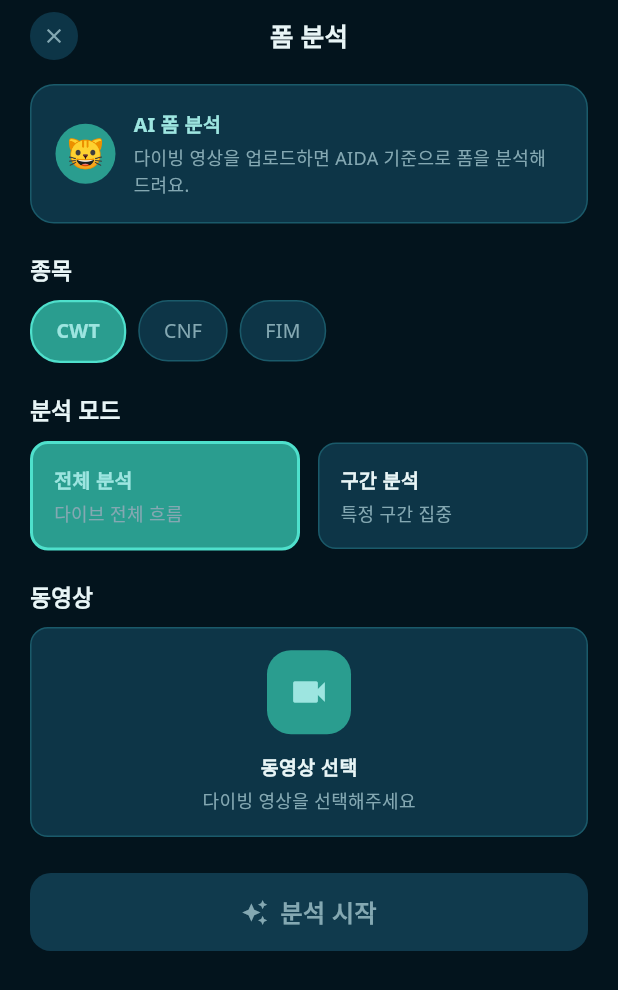
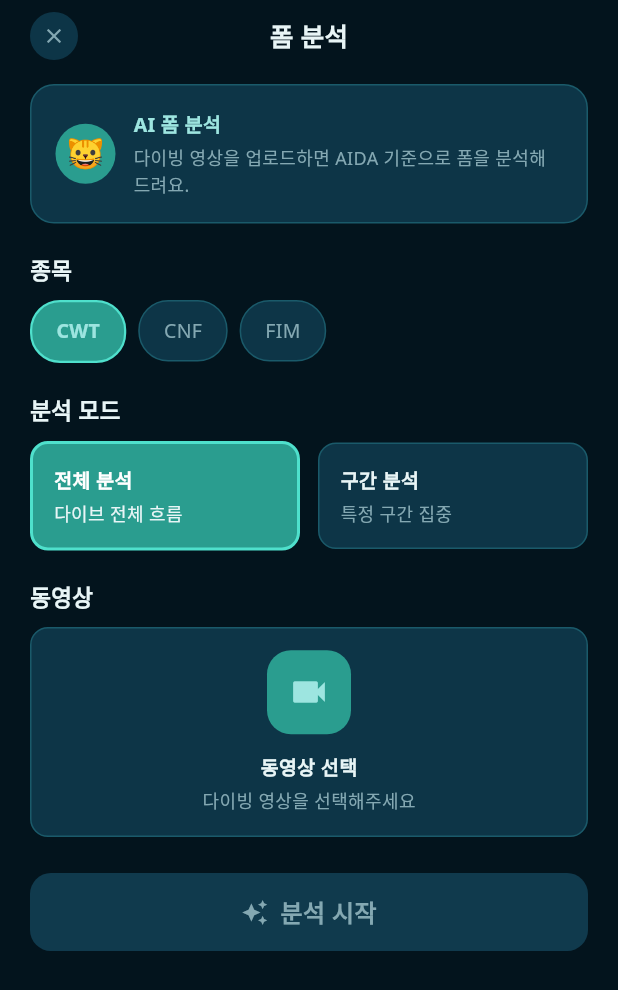
Before and after one commit to elain2/freedive_coach_app, a Flutter app: the screen it shows after launch, item 3 of the bottom bar chosen, after a tap on "영상 업로드", on a phone screen of 412 x 824 dp. Shown: the top 990 px of the screen. Run offline on Flutter 3.47's test engine with Material 3 defaults, Android fonts, the phone set to English and light mode, and no system bars; our stand-ins replace audioplayers, flutter_dotenv, google_fonts, image_picker, shared_preferences, sqflite and 2 more; missing offline and left inert: video_thumbnail; accounts and stored records are empty.

Commit message:
fix: UI 개선 및 앱 이름 변경
- 앱 이름: Dive Coach Cat → 다이빙캣
- 새 로그 버튼 하단 위치 조정
- 로그 타임라인 선 제거
- 영상 업로드 버튼 전체 너비로 변경
- 분석 모드 버튼 선택 시 텍스트 가독성 개선
- 앱 아이콘 업데이트

Co-Authored-By: Claude Opus 4.5 <noreply@anthropic.com>

```diff
--- a/freedive_coach/lib/main.dart
+++ b/freedive_coach/lib/main.dart
@@ -29,7 +29,7 @@ class FreeDiveCoachApp extends StatelessWidget {
   @override
   Widget build(BuildContext context) {
     return MaterialApp(
-      title: 'Dive Coach Cat',
+      title: '다이빙캣',
       debugShowCheckedModeBanner: false,
       theme: AppTheme.darkTheme,
       home: const MainScreen(),
--- a/freedive_coach/lib/screens/analysis_setup_screen.dart
+++ b/freedive_coach/lib/screens/analysis_setup_screen.dart
@@ -335,13 +335,15 @@ class _AnalysisSetupScreenState extends State<AnalysisSetupScreen> {
               label,
               style: AppTextStyles.bodySmall.copyWith(
                 fontWeight: FontWeight.w700,
-                color: isSelected ? AppColors.primaryBright : AppColors.text,
+                color: isSelected ? Colors.white : AppColors.text,
               ),
             ),
             const SizedBox(height: 4),
             Text(
               subtitle,
-              style: AppTextStyles.caption.copyWith(color: AppColors.muted),
+              style: AppTextStyles.caption.copyWith(
+                color: isSelected ? AppColors.text : AppColors.muted,
+              ),
             ),
           ],
         ),
--- a/freedive_coach/lib/screens/coach_screen.dart
+++ b/freedive_coach/lib/screens/coach_screen.dart
@@ -45,6 +45,7 @@ class CoachScreen extends StatelessWidget {
         );
       },
       child: Container(
+        width: double.infinity,
         height: 200,
         decoration: BoxDecoration(
           color: AppColors.surface,
--- a/freedive_coach/lib/screens/log_timeline_screen.dart
+++ b/freedive_coach/lib/screens/log_timeline_screen.dart
@@ -124,7 +124,7 @@ class _LogTimelineScreenState extends State<LogTimelineScreen> {
           ),
         ),
         Positioned(
-          bottom: 100,
+          bottom: 24,
           right: 20,
           child: _buildFab(),
         ),
@@ -299,7 +299,7 @@ class _LogTimelineScreenState extends State<LogTimelineScreen> {
             isFirst: i == 0,
             onTap: () => _openLogDetail(_logs[i]),
           ),
-          if (i < _logs.length - 1) const LogRopeGap(),
+          if (i < _logs.length - 1) const SizedBox(height: 12),
         ],
       ],
     );
```
Also changed, not shown: 49 other files.
